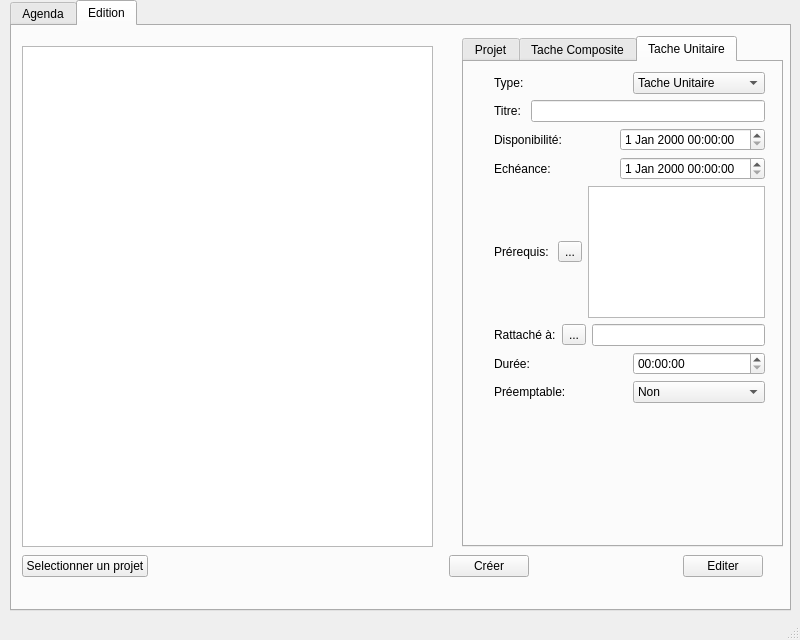
This is mainwindow.ui in TamtamHero/LO21 as Qt 5 draws it before an edit. The edited form follows.
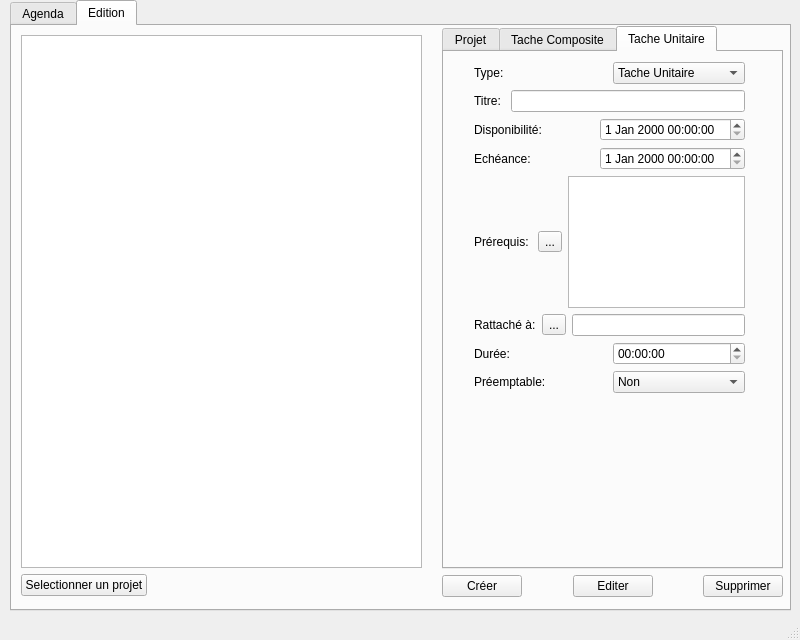
This is the edited form. The open tabs and pages were chosen to show the change.

```diff
--- a/mainwindow.ui
+++ b/mainwindow.ui
@@ -414,15 +414,61 @@
      <attribute name="title">
       <string>Edition</string>
      </attribute>
+     <widget class="QWidget" name="verticalLayoutWidget_5">
+      <property name="geometry">
+       <rect>
+        <x>9</x>
+        <y>9</y>
+        <width>401</width>
+        <height>561</height>
+       </rect>
+      </property>
+      <layout class="QVBoxLayout" name="verticalLayout_5">
+       <item>
+        <widget class="QTreeView" name="treeView">
+         <property name="editTriggers">
+          <set>QAbstractItemView::NoEditTriggers</set>
+         </property>
+        </widget>
+       </item>
+       <item>
+        <layout class="QHBoxLayout" name="horizontalLayout_23">
+         <item>
+          <widget class="QPushButton" name="pushButton_editing_projectSelection">
+           <property name="text">
+            <string>Selectionner un projet</string>
+           </property>
+          </widget>
+         </item>
+         <item>
+          <spacer name="horizontalSpacer">
+           <property name="orientation">
+            <enum>Qt::Horizontal</enum>
+           </property>
+           <property name="sizeHint" stdset="0">
+            <size>
+             <width>40</width>
+             <height>20</height>
+            </size>
+           </property>
+          </spacer>
+         </item>
+        </layout>
+       </item>
+      </layout>
+     </widget>
+     <widget class="QWidget" name="verticalLayoutWidget_6">
+      <property name="geometry">
+       <rect>
+        <x>430</x>
+        <y>0</y>
+        <width>341</width>
+        <height>571</height>
+       </rect>
+      </property>
+      <layout class="QVBoxLayout" name="verticalLayout_7">
+       <item>
      <widget class="QTabWidget" name="tabWidget_editing_editor">
-      <property name="geometry">
-       <rect>
-        <x>450</x>
-        <y>10</y>
-        <width>321</width>
-        <height>511</height>
-       </rect>
-      </property>
       <property name="currentIndex">
        <number>1</number>
       </property>
@@ -825,62 +871,9 @@
        </widget>
       </widget>
      </widget>
-     <widget class="QTreeView" name="treeView">
-      <property name="geometry">
-       <rect>
-        <x>10</x>
-        <y>20</y>
-        <width>411</width>
-        <height>501</height>
-       </rect>
-      </property>
-      <property name="editTriggers">
-       <set>QAbstractItemView::NoEditTriggers</set>
-      </property>
-     </widget>
-     <widget class="QWidget" name="horizontalLayoutWidget_2">
-      <property name="geometry">
-       <rect>
-        <x>10</x>
-        <y>520</y>
-        <width>741</width>
-        <height>41</height>
-       </rect>
-      </property>
-      <layout class="QHBoxLayout" name="horizontalLayout_23">
-       <item>
-        <widget class="QPushButton" name="pushButon_editing_projectSelection">
-         <property name="text">
-          <string>Selectionner un projet</string>
-         </property>
-        </widget>
        </item>
        <item>
-        <spacer name="horizontalSpacer">
-         <property name="orientation">
-          <enum>Qt::Horizontal</enum>
-         </property>
-         <property name="sizeHint" stdset="0">
-          <size>
-           <width>40</width>
-           <height>20</height>
-          </size>
-         </property>
-        </spacer>
-       </item>
-       <item>
-        <spacer name="horizontalSpacer_7">
-         <property name="orientation">
-          <enum>Qt::Horizontal</enum>
-         </property>
-         <property name="sizeHint" stdset="0">
-          <size>
-           <width>40</width>
-           <height>20</height>
-          </size>
-         </property>
-        </spacer>
-       </item>
+        <layout class="QHBoxLayout" name="horizontalLayout_20">
        <item>
         <widget class="QPushButton" name="pushButton_editing_create">
          <property name="text">
@@ -889,7 +882,7 @@
         </widget>
        </item>
        <item>
-        <spacer name="horizontalSpacer_6">
+          <spacer name="horizontalSpacer_9">
          <property name="orientation">
           <enum>Qt::Horizontal</enum>
          </property>
@@ -910,6 +903,28 @@
           <string>Editer</string>
          </property>
         </widget>
+         </item>
+         <item>
+          <spacer name="horizontalSpacer_6">
+           <property name="orientation">
+            <enum>Qt::Horizontal</enum>
+           </property>
+           <property name="sizeHint" stdset="0">
+            <size>
+             <width>40</width>
+             <height>20</height>
+            </size>
+           </property>
+          </spacer>
+         </item>
+         <item>
+          <widget class="QPushButton" name="pushButton_editing_delete">
+           <property name="text">
+            <string>Supprimer</string>
+           </property>
+          </widget>
+         </item>
+        </layout>
        </item>
       </layout>
      </widget>
```
Left out of the diff: 2 changed lines with no effect on the pictures. Lines whose indentation alone changed are shown as unchanged.
